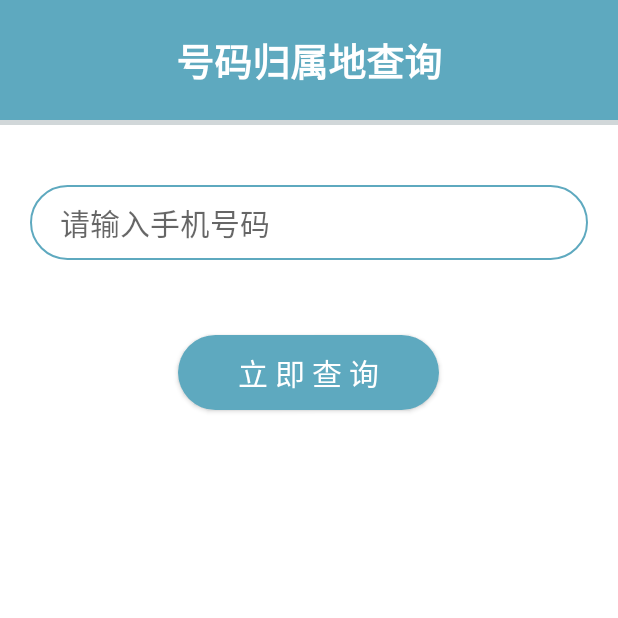
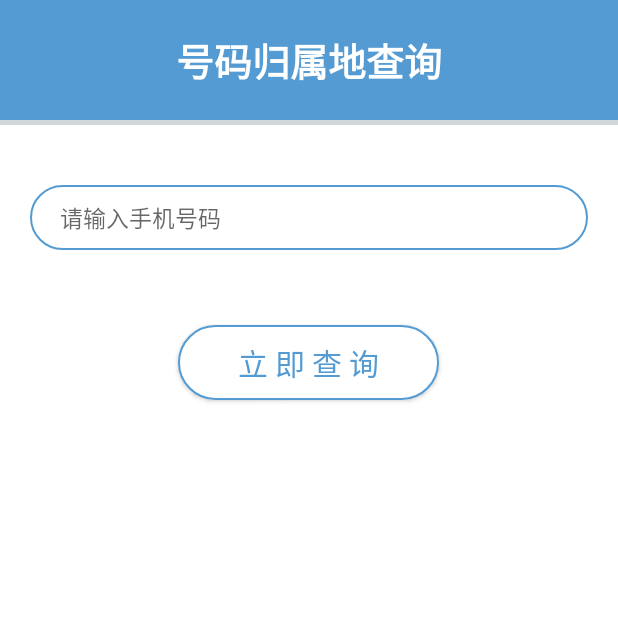
Before and after one commit to Mindjet/NumberTool, an Android app: the screen it shows after launch (MainActivity), on a phone screen of 412 x 824 dp, the top half of it. Run offline under Robolectric (Android 15) with nearby library versions, the light colour scheme and no system bars.

Commit message:
implement functions&polish UI
- change the base color
- fetch data using api
- optimize UX

```diff
--- a/app/build.gradle
+++ b/app/build.gradle
@@ -23,4 +23,5 @@ dependencies {
     compile fileTree(dir: 'libs', include: ['*.jar'])
     testCompile 'junit:junit:4.12'
     compile 'com.android.support:appcompat-v7:24.0.0'
+    compile 'com.google.code.gson:gson:2.7'
 }
--- a/app/src/main/AndroidManifest.xml
+++ b/app/src/main/AndroidManifest.xml
@@ -1,6 +1,8 @@
 <?xml version="1.0" encoding="utf-8"?>
 <manifest xmlns:android="http://schemas.android.com/apk/res/android"
           package="mindjet.com.numbertool">
+
+    <uses-permission android:name="android.permission.INTERNET"/>
 
     <application
         android:allowBackup="true"
--- /dev/null
+++ b/app/src/main/java/mindjet/com/numbertool/Biz/Constants.java
@@ -0,0 +1,12 @@
+package mindjet.com.numbertool.Biz;
+
+/**
+ * @author Mindjet
+ * @date 2016/9/10
+ */
+public interface Constants {
+
+    public final String APPKEY = "f603148f57186bb875cc54e3a6b73b3d";
+    public final String API_PREFIX = "http://apis.juhe.cn/mobile/get";
+
+}
--- a/app/src/main/java/mindjet/com/numbertool/MainActivity.java
+++ b/app/src/main/java/mindjet/com/numbertool/MainActivity.java
@@ -1,29 +1,137 @@
 package mindjet.com.numbertool;
 
+import android.content.Context;
 import android.os.Build;
+import android.os.Bundle;
+import android.os.Handler;
+import android.os.Message;
 import android.support.v7.app.AppCompatActivity;
-import android.os.Bundle;
+import android.view.View;
 import android.view.Window;
 import android.view.WindowManager;
+import android.view.inputmethod.InputMethodManager;
+import android.widget.Button;
+import android.widget.EditText;
+import android.widget.ProgressBar;
+import android.widget.TextView;
+import android.widget.Toast;
 
-public class MainActivity extends AppCompatActivity {
+import mindjet.com.numbertool.Bean.InfoItem;
+import mindjet.com.numbertool.Biz.NumberBiz;
+
+public class MainActivity extends AppCompatActivity implements View.OnClickListener {
+
+    private InputMethodManager inputMethodManager;
+
+    private NumberBiz numberBiz;
+    private MyHandler handler;
+
+    private EditText et_input;
+    private Button btn_search;
+    private static ProgressBar pb;
+    private static TextView tv_province, tv_city, tv_areacode, tv_zip, tv_company, tv_type;
 
     @Override
     protected void onCreate(Bundle savedInstanceState) {
         super.onCreate(savedInstanceState);
         setContentView(R.layout.activity_main);
 
+
         //immersiveMode();
+        initUI();
+
+        handler = new MyHandler();
+        numberBiz = new NumberBiz(handler);
+
+        inputMethodManager = (InputMethodManager) this.getSystemService(Context.INPUT_METHOD_SERVICE);
+
+    }
+
+    private void initUI() {
+
+        et_input = (EditText) findViewById(R.id.et_input);
+        btn_search = (Button) findViewById(R.id.btn_search);
+        pb = (ProgressBar) findViewById(R.id.progressBar);
+        tv_province = (TextView) findViewById(R.id.tv_province);
+        tv_city = (TextView) findViewById(R.id.tv_city);
+        tv_areacode = (TextView) findViewById(R.id.tv_areacode);
+        tv_zip = (TextView) findViewById(R.id.tv_zip);
+        tv_company = (TextView) findViewById(R.id.tv_company);
+        tv_type = (TextView) findViewById(R.id.tv_type);
+
+        btn_search.setOnClickListener(this);
+        pb.setVisibility(View.GONE);
 
     }
 
     private void immersiveMode() {
-        if (Build.VERSION.SDK_INT>=Build.VERSION_CODES.KITKAT){
+        if (Build.VERSION.SDK_INT >= Build.VERSION_CODES.KITKAT) {
 
             Window window = getWindow();
-            window.setFlags(WindowManager.LayoutParams.FLAG_TRANSLUCENT_NAVIGATION,WindowManager.LayoutParams.FLAG_TRANSLUCENT_STATUS);
+            window.setFlags(WindowManager.LayoutParams.FLAG_TRANSLUCENT_NAVIGATION, WindowManager.LayoutParams
+                    .FLAG_TRANSLUCENT_STATUS);
             window.addFlags(WindowManager.LayoutParams.FLAG_TRANSLUCENT_STATUS);
 
         }
+
     }
+
+    @Override
+    public void onClick(View view) {
+
+        switch (view.getId()) {
+
+            case R.id.btn_search:
+                event_btn_search(et_input.getText().toString());
+                break;
+
+        }
+
+    }
+
+    //triggered when the search button is clicked
+    private void event_btn_search(String s) {
+
+        if (s.equals("")) {
+
+            Toast.makeText(this, "号码不能为空", Toast.LENGTH_SHORT).show();
+
+        } else {
+
+            //hide the keyboard
+            inputMethodManager.hideSoftInputFromWindow(et_input.getWindowToken(),0);
+            pb.setVisibility(View.VISIBLE);
+
+            numberBiz.getData(s);
+
+        }
+
+    }
+
+
+    static class MyHandler extends Handler {
+
+        @Override
+        public void handleMessage(Message msg) {
+
+            setText((InfoItem) msg.obj);
+
+        }
+
+
+        private void setText(InfoItem info){
+
+            pb.setVisibility(View.GONE);
+
+            tv_province.setText(info.getProvince());
+            tv_city.setText(info.getCity());
+            tv_areacode.setText(info.getAreacode());
+            tv_zip.setText(info.getZip());
+            tv_company.setText(info.getCompany());
+            tv_type.setText(info.getType());
+
+        }
+
+    }
+
 }
--- a/app/src/main/res/drawable/selector_button.xml
+++ b/app/src/main/res/drawable/selector_background_button.xml
@@ -1,7 +1,6 @@
-<?xml version="1.0" encoding="utf-8"?>
 <selector xmlns:android="http://schemas.android.com/apk/res/android">
 
     <item android:state_pressed="true" android:drawable="@drawable/shape_button_pressed"/>
-    <item android:drawable="@drawable/shape_button_pressed"/>
+    <item android:drawable="@drawable/shape_button_normal"/>
 
 </selector>
--- /dev/null
+++ b/app/src/main/res/drawable/selector_textcolor_button.xml
@@ -0,0 +1,7 @@
+<?xml version="1.0" encoding="utf-8"?>
+<selector xmlns:android="http://schemas.android.com/apk/res/android">
+
+    <item android:color="@color/white" android:state_pressed="true"/>
+    <item android:color="@color/colorPrimary"/>
+
+</selector>
--- a/app/src/main/res/drawable/shape_round_rectangle.xml
+++ b/app/src/main/res/drawable/shape_round_rectangle.xml
@@ -8,6 +8,6 @@
              android:top="@dimen/ellipse_padding_small"
              android:left="@dimen/ellipse_padding_large"
              android:right="@dimen/ellipse_padding_large"/>
-    <stroke android:color="#5ea9bf" android:width="@dimen/ellipse_border"/>
+    <stroke android:color="@color/colorPrimary" android:width="@dimen/ellipse_border"/>
 
 </shape>
--- a/app/src/main/res/layout/activity_main.xml
+++ b/app/src/main/res/layout/activity_main.xml
@@ -16,6 +16,7 @@
         android:padding="20dp">
 
         <EditText
+            android:id="@+id/et_input"
             android:layout_width="match_parent"
             android:layout_height="wrap_content"
             android:layout_marginTop="20dp"
@@ -26,13 +27,17 @@
             android:textSize="@dimen/normal_textSize"/>
 
         <Button
+            android:id="@+id/btn_search"
             android:layout_width="wrap_content"
+            android:focusable="true"
             android:layout_height="wrap_content"
             android:layout_marginTop="50dp"
-            android:background="@drawable/selector_button"
+            android:background="@drawable/selector_background_button"
             android:text="@string/search"
-            android:textColor="@color/white"
-            android:textSize="@dimen/normal_textSize"/>
+            android:textColor="@drawable/selector_textcolor_button"
+            android:textSize="@dimen/large_textSize"/>
+
+        <include layout="@layout/widget_detail"/>
 
 
     </LinearLayout>
--- /dev/null
+++ b/app/src/main/res/layout/widget_detail.xml
@@ -0,0 +1,69 @@
+<?xml version="1.0" encoding="utf-8"?>
+<FrameLayout xmlns:android="http://schemas.android.com/apk/res/android"
+             android:layout_width="match_parent"
+             android:layout_height="wrap_content">
+
+    <ProgressBar
+        android:id="@+id/progressBar"
+        android:layout_gravity="center"
+        android:layout_width="wrap_content"
+        android:layout_height="wrap_content"/>
+
+    <LinearLayout
+        android:layout_width="match_parent"
+        android:orientation="vertical"
+        android:padding="@dimen/detail_block_padding"
+        android:layout_height="wrap_content">
+
+        <TextView
+            android:id="@+id/tv_province"
+            android:layout_width="wrap_content"
+            android:layout_height="wrap_content"
+            android:textColor="@color/black"
+            android:textSize="@dimen/normal_textSize"/>
+
+        <TextView
+            android:id="@+id/tv_city"
+            android:layout_width="wrap_content"
+            android:layout_height="wrap_content"
+            android:layout_marginTop="@dimen/line_spacing"
+            android:textColor="@color/black"
+            android:textSize="@dimen/normal_textSize"/>
+
+        <TextView
+            android:id="@+id/tv_areacode"
+            android:layout_width="wrap_content"
+            android:layout_height="wrap_content"
+            android:layout_marginTop="@dimen/line_spacing"
+            android:textColor="@color/black"
+            android:textSize="@dimen/normal_textSize"/>
+
+        <TextView
+            android:id="@+id/tv_zip"
+            android:layout_width="wrap_content"
+            android:layout_height="wrap_content"
+            android:layout_marginTop="@dimen/line_spacing"
+            android:textColor="@color/black"
+            android:textSize="@dimen/normal_textSize"/>
+
+        <TextView
+            android:id="@+id/tv_company"
+            android:layout_width="wrap_content"
+            android:layout_height="wrap_content"
+            android:layout_marginTop="@dimen/line_spacing"
+            android:textColor="@color/black"
+            android:textSize="@dimen/normal_textSize"/>
+
+        <TextView
+            android:id="@+id/tv_type"
+            android:layout_width="wrap_content"
+            android:layout_height="wrap_content"
+            android:layout_marginTop="@dimen/line_spacing"
+            android:textColor="@color/black"
+            android:textSize="@dimen/normal_textSize"/>
+
+
+    </LinearLayout>
+
+
+</FrameLayout>
--- a/app/src/main/res/values/colors.xml
+++ b/app/src/main/res/values/colors.xml
@@ -1,6 +1,6 @@
 <?xml version="1.0" encoding="utf-8"?>
 <resources>
-    <color name="colorPrimary">#5ea9bf</color>
+    <color name="colorPrimary">#539bd2</color>
     <color name="colorPrimaryDark">#303F9F</color>
     <color name="colorAccent">#FF4081</color>
 
--- a/app/src/main/res/values/dimens.xml
+++ b/app/src/main/res/values/dimens.xml
@@ -13,7 +13,10 @@
     <dimen name="ellipse_padding_small">10dp</dimen>
 
 
-    <dimen name="normal_textSize">20sp</dimen>
+    <dimen name="normal_textSize">15sp</dimen>
+    <dimen name="large_textSize">20sp</dimen>
+    <dimen name="line_spacing">20dp</dimen>
+    <dimen name="detail_block_padding">30dp</dimen>
 
 
 </resources>
```
Also changed, not shown: app/src/main/java/mindjet/com/numbertool/Bean/InfoItem.java (added, +63 -0 lines), app/src/main/java/mindjet/com/numbertool/Biz/NumberBiz.java (added, +101 -0 lines), app/src/main/java/mindjet/com/numbertool/Util/DecodeUtil.java (added, +58 -0 lines).
